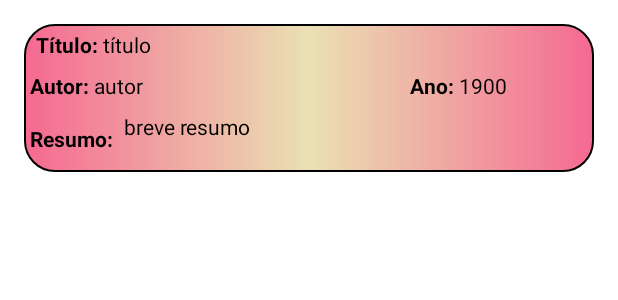
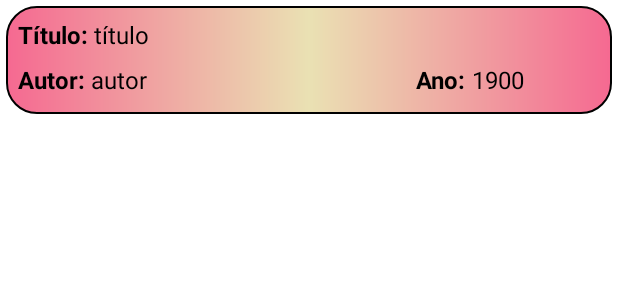
Before and after one commit to gabriel-portuga/Maravilhoso_Docs_TCC, an Android app: the layout item_livros.xml on its own in the app's theme, with its tools: preview values and no code run, on a phone screen of 412 x 824 dp. Shown: the top 300 px of the screen. Run offline under Robolectric (Android 15) with nearby library versions, the phone set to English and light mode, and no system bars.

Commit message:
Retirada do resumo do RV
reduzido as informações do recyclerview

```diff
--- a/app/src/main/java/com/gosys/maravilhoso_docs/activity/Livros.java
+++ b/app/src/main/java/com/gosys/maravilhoso_docs/activity/Livros.java
@@ -9,6 +9,7 @@ import androidx.recyclerview.widget.LinearLayoutManager;
 import androidx.recyclerview.widget.RecyclerView;
 
 import android.app.ProgressDialog;
+import android.content.Context;
 import android.content.Intent;
 import android.os.Bundle;
 import android.util.Log;
@@ -16,6 +17,7 @@ import android.view.View;
 import android.widget.Button;
 import android.widget.EditText;
 import android.widget.ProgressBar;
+import android.widget.Toast;
 
 import com.firebase.ui.firestore.FirestoreRecyclerOptions;
 import com.google.android.gms.tasks.OnCompleteListener;
@@ -78,8 +80,14 @@ public class Livros extends AppCompatActivity {
         button_buscar.setOnClickListener(new View.OnClickListener() {
             @Override
             public void onClick(View view) {
+                search = edit_search.getText().toString().trim();
+                if (search.equals("")){
+                    Context context = getApplicationContext();
+                    Toast toast = Toast.makeText(context, "Preencha o campo buscar para localizar o documento!", Toast.LENGTH_SHORT);
+                    toast.show();
+                }
                // teste NÃO ESTÁ FUNCIONANDO!!!!!!!!*****************************************
-                search = edit_search.getText().toString();
+                /*search = edit_search.getText().toString();
                 DocumentReference docRef = bd.collection("Livros").document(search);
                 docRef.get().addOnCompleteListener(new OnCompleteListener<DocumentSnapshot>() {
                     @Override
@@ -95,10 +103,10 @@ public class Livros extends AppCompatActivity {
                             Log.d(TAG, "get failed with ", task.getException());
                         }
                     }
-                });
+                });*/
                // Fim teste ******************************************************************
             }
-        });
+        }); // Fim Botão buscar
 // OK
         button_cadastrar.setOnClickListener(new View.OnClickListener() {
             @Override
--- a/app/src/main/java/com/gosys/maravilhoso_docs/adapter/ItemLivrosAdapter.java
+++ b/app/src/main/java/com/gosys/maravilhoso_docs/adapter/ItemLivrosAdapter.java
@@ -39,7 +39,7 @@ public class ItemLivrosAdapter extends RecyclerView.Adapter<ItemLivrosAdapter.It
         holder.title.setText(itemLivros.getTitle());
         holder.author.setText(itemLivros.getAuthor());
         holder.year.setText(itemLivros.getYear());
-        holder.description.setText(itemLivros.getDescription());
+        //holder.description.setText(itemLivros.getDescription());
     }
 
     @Override
@@ -56,7 +56,7 @@ public class ItemLivrosAdapter extends RecyclerView.Adapter<ItemLivrosAdapter.It
             title = itemView.findViewById(R.id.textTituloRV);
             author = itemView.findViewById(R.id.textAutorRV);
             year = itemView.findViewById(R.id.textAnoRV);
-            description = itemView.findViewById(R.id.textResumoRV);
+            //description = itemView.findViewById(R.id.textResumoRV);
         }
     }
 
--- a/app/src/main/res/layout/item_livros.xml
+++ b/app/src/main/res/layout/item_livros.xml
@@ -1,10 +1,11 @@
 <?xml version="1.0" encoding="utf-8"?>
-<LinearLayout xmlns:android="http://schemas.android.com/apk/res/android"
+<LinearLayout
+    xmlns:android="http://schemas.android.com/apk/res/android"
     xmlns:app="http://schemas.android.com/apk/res-auto"
     xmlns:tools="http://schemas.android.com/tools"
     android:layout_width="match_parent"
     android:layout_height="wrap_content"
-    android:layout_margin="16dp"
+    android:layout_margin="4dp"
     android:background="@drawable/button"
     android:orientation="vertical">
 
@@ -19,16 +20,20 @@
             android:layout_width="wrap_content"
             android:layout_height="wrap_content"
             android:layout_marginLeft="4dp"
+            android:layout_marginTop="4dp"
             android:text="Título: "
             android:textColor="@color/black"
+            android:textSize="16sp"
             android:textStyle="bold" />
 
         <TextView
             android:id="@+id/textTituloRV"
             android:layout_width="match_parent"
             android:layout_height="match_parent"
+            android:layout_marginTop="4dp"
             android:text="título"
-            android:textColor="@color/black" />
+            android:textColor="@color/black"
+            android:textSize="16sp" />
 
     </LinearLayout>
 
@@ -42,8 +47,10 @@
             android:id="@+id/textView3"
             android:layout_width="wrap_content"
             android:layout_height="wrap_content"
+            android:layout_marginLeft="4dp"
             android:text="Autor: "
             android:textColor="@color/black"
+            android:textSize="16sp"
             android:textStyle="bold" />
 
         <TextView
@@ -52,15 +59,18 @@
             android:layout_height="wrap_content"
             android:layout_weight="3"
             android:text="autor"
-            android:textColor="@color/black" />
+            android:textColor="@color/black"
+            android:textSize="16sp" />
 
         <TextView
             android:id="@+id/textView2"
             android:layout_width="wrap_content"
             android:layout_height="wrap_content"
             android:layout_marginLeft="16dp"
+            android:layout_marginBottom="8dp"
             android:text="Ano: "
             android:textColor="@color/black"
+            android:textSize="16sp"
             android:textStyle="bold" />
 
         <TextView
@@ -69,35 +79,8 @@
             android:layout_height="wrap_content"
             android:layout_weight="1"
             android:text="1900"
-            android:textColor="@color/black" />
-    </LinearLayout>
-
-    <LinearLayout
-        android:layout_width="match_parent"
-        android:layout_height="wrap_content"
-        android:layout_margin="4dp"
-        android:orientation="horizontal">
-
-        <TextView
-            android:id="@+id/textView5"
-            android:layout_width="wrap_content"
-            android:layout_height="wrap_content"
-            android:layout_marginTop="8dp"
-            android:text="Resumo: "
             android:textColor="@color/black"
-            android:textStyle="bold" />
-
-        <TextView
-            android:id="@+id/textResumoRV"
-            android:layout_width="wrap_content"
-            android:layout_height="wrap_content"
-            android:layout_marginStart="4dp"
-            android:inputType="textMultiLine"
-            android:lineBreakStyle="normal"
-            android:minHeight="36dp"
-            android:nestedScrollingEnabled="false"
-            android:text="breve resumo"
-            android:textColor="@color/black" />
+            android:textSize="16sp" />
     </LinearLayout>
 
 </LinearLayout>
```
